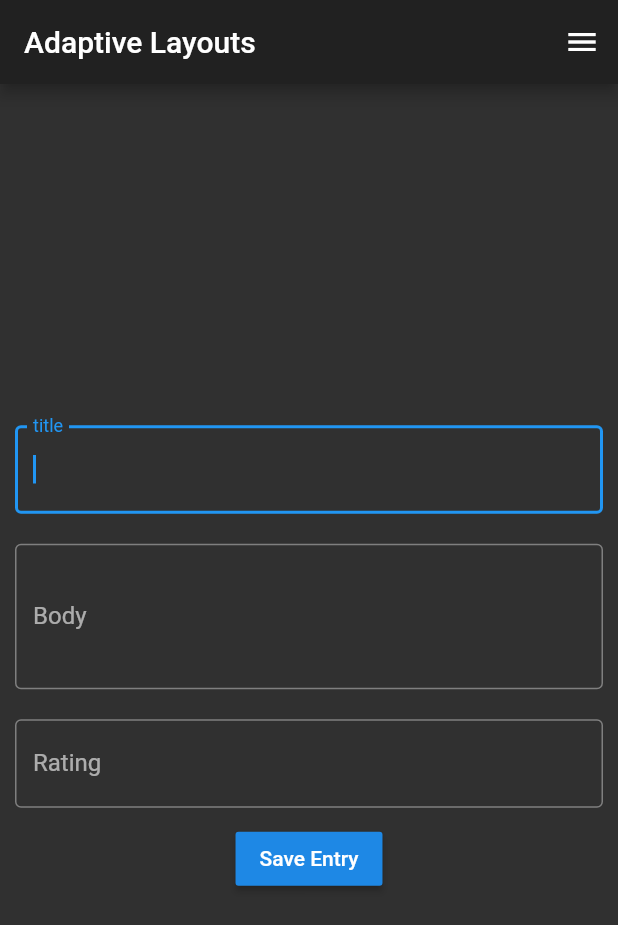
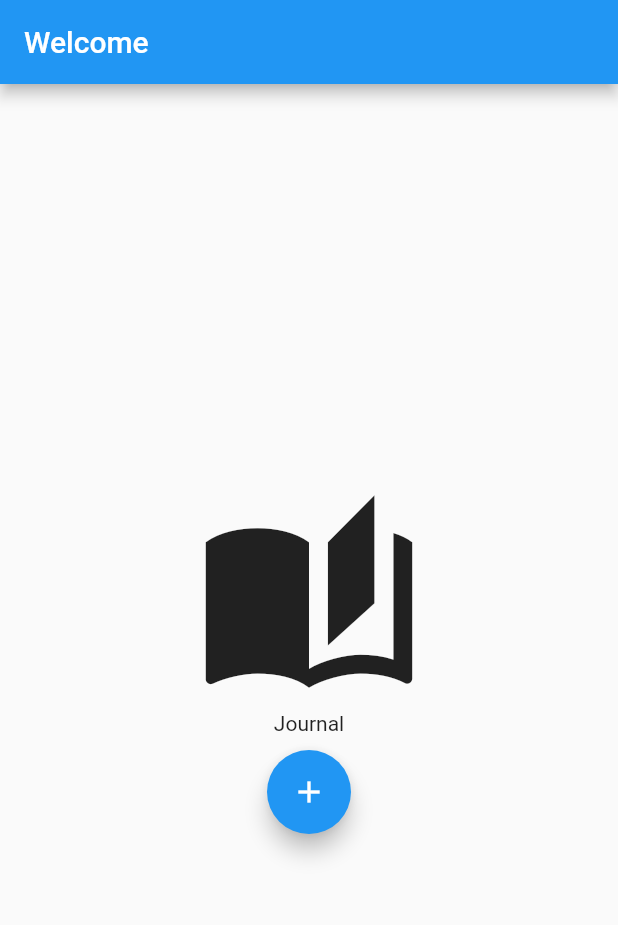
Before and after one commit to euromike21/cs492_journal, a Flutter app: the screen it shows after launch, on a phone screen of 412 x 824 dp. Shown: the top 925 px of the screen. Run offline on Flutter 3.47's test engine with Material 2 defaults, Android fonts, the phone set to English and light mode, and no system bars.

Commit message:
basic navigation added

```diff
--- a/lib/layout_main.dart
+++ b/lib/layout_main.dart
@@ -1,6 +1,6 @@
 import 'package:flutter/material.dart';
 import 'package:flutter/services.dart';
-import 'screens/alpha.dart';
+import 'screens/old_alpha.dart';
 
 void main() {
   //WidgetsFlutterBinding.ensureInitialized();
--- a/lib/main.dart
+++ b/lib/main.dart
@@ -1,8 +1,10 @@
 import 'package:flutter/material.dart';
 import 'package:flutter/services.dart';
-import 'screens/alpha.dart';
-import 'screens/beta.dart';
-import 'widgets/journal_entry_form.dart';
+//import 'package:journal/widgets/journal_scaffold.dart';
+import 'screens/welcome.dart';
+//import 'screens/alpha.dart';
+//import 'screens/beta.dart';
+//import 'widgets/journal_entry_form.dart';
 
 void main() {
   WidgetsFlutterBinding.ensureInitialized();
@@ -18,27 +20,20 @@ void main() {
 class App extends StatelessWidget {
   // This widget is the root of your application.
   static final routes = {
-    Alpha.routeName: (context) => Alpha(),
-    Beta.routeName: (context) => Beta(),
+    Welcome.routeName: (context) => Welcome(),
+    //Alpha.routeName: (context) => Alpha(),
+    //Beta.routeName: (context) => Beta(),
     //include welcome screen
   };
 
   @override
   Widget build(BuildContext context) {
     return MaterialApp(
-        title: 'Journal',
-        theme: ThemeData.dark(),
-        //routes: routes,
-        home: Scaffold(
-            appBar: AppBar(
-              title: Text('Adaptive Layouts'),
-              // actions: <Widget>[
-              //   IconButton(icon: Icon(Icons.brightness_6), onPressed: null)
-              // ],
-            ),
-            endDrawer: Drawer(
-              child: ListView(),
-            ),
-            body: JournalEntryForm()));
+      title: 'Journal',
+      theme: ThemeData.light(),
+      routes: routes,
+    );
+
+    //home: JournalScaffold());
   }
 }
--- a/lib/nav_main.dart
+++ b/lib/nav_main.dart
@@ -1,6 +1,6 @@
 import 'package:flutter/material.dart';
 import 'package:flutter/services.dart';
-import 'screens/alpha.dart';
+import 'screens/old_alpha.dart';
 import 'screens/beta.dart';
 
 void main() {
--- a/lib/screens/welcome.dart
+++ b/lib/screens/welcome.dart
@@ -0,0 +1,52 @@
+import 'package:flutter/material.dart';
+import 'package:journal/widgets/journal_scaffold.dart';
+import 'beta.dart';
+
+class Welcome extends StatelessWidget {
+  static const routeName = '/';
+  @override
+  Widget build(BuildContext context) {
+    return Scaffold(
+      appBar: AppBar(
+        title: Text('Welcome'),
+      ),
+      body: Center(
+          child: Column(
+        mainAxisAlignment: MainAxisAlignment.center,
+        children: [
+          journalIcon(context),
+          Text(
+            'Journal',
+          ),
+          SizedBox(height: 10),
+          journalButton(context)
+        ],
+      )),
+    );
+  }
+}
+
+Widget journalIcon(BuildContext context) {
+  return Icon(
+    Icons.auto_stories,
+    size: 150.0,
+  );
+}
+
+Widget journalButton(BuildContext context) {
+  return FloatingActionButton(
+    onPressed: () {
+      //print('pressed');
+      Navigator.push(
+        context,
+        MaterialPageRoute(builder: (context) => JournalScaffold()),
+      );
+    },
+    child: Icon(Icons.add),
+  ); // This trailing comma makes auto-formatting nicer for build methods.
+}
+
+void pushJournalScaffold(BuildContext context) {
+  //Navigator.of(context).push(MaterialPageRoute(builder: (context) => Beta()));
+  Navigator.of(context).pushNamed(JournalScaffold.routeName);
+}
```
Also changed, not shown: lib/screens/old_alpha.dart (added, +36 -0 lines), lib/widgets/journal_entry_form.dart (+12 -1 lines), lib/widgets/journal_scaffold.dart (+11 -0 lines), lib/screens/alpha copy.dart (renamed from lib/screens/alpha.dart).
